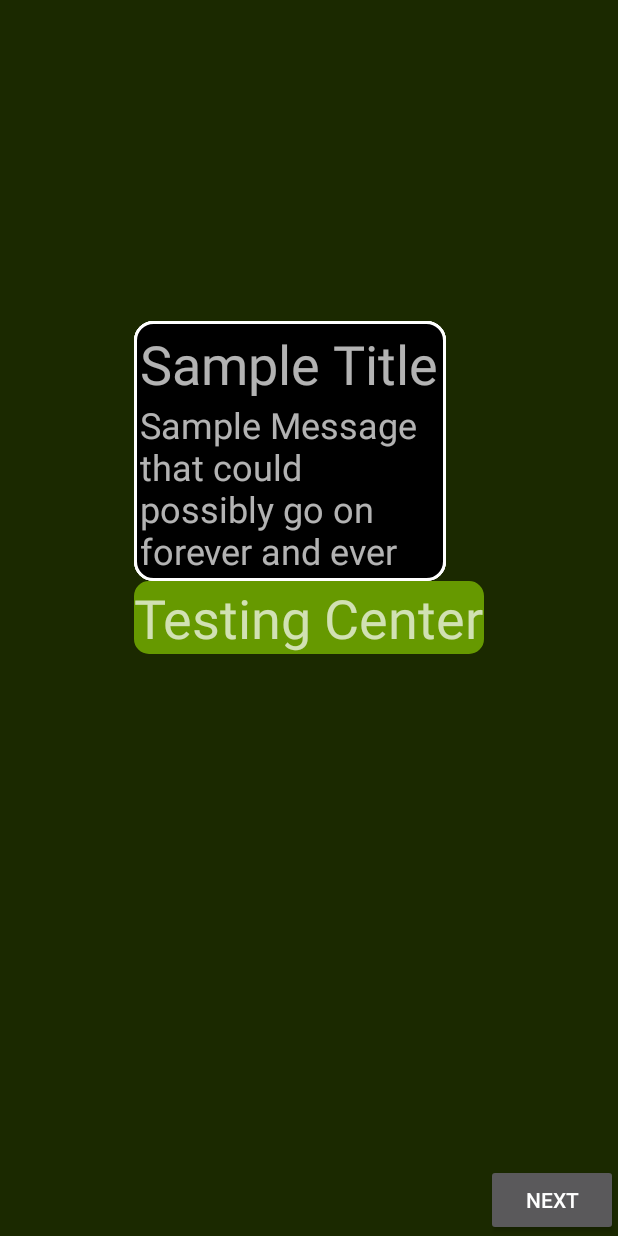
After one commit to Lowe5521/JunkDrawer, an Android app: the VersionTwoActivity screen opened directly, with no data from a screen before it, on a phone screen of 412 x 824 dp. The commit adds this screen. Run offline under Robolectric (Android 15) with nearby library versions, the phone set to English and light mode, and no system bars; our stand-ins replace ButterKnife.

Commit message:
- Let's try version two! - Married the idea of the helper and the overlay into a more simplistic format

```diff
--- a/app/src/main/AndroidManifest.xml
+++ b/app/src/main/AndroidManifest.xml
@@ -18,6 +18,7 @@
         <activity android:name=".activity.HelperPopupActivity" />
         <activity android:name=".activity.ScreenOverlayActivity" />
         <activity android:name=".activity.OverlayAndPopupActivity" />
+        <activity android:name=".version2.VersionTwoActivity" />
     </application>
 
 </manifest>
--- a/app/src/main/java/com/jonkoester/junkdrawer/ScreenOverlay.java
+++ b/app/src/main/java/com/jonkoester/junkdrawer/ScreenOverlay.java
@@ -18,7 +18,7 @@ import butterknife.ButterKnife;
 public class ScreenOverlay extends RelativeLayout {
 
     private ArrayList<View> viewList;
-    private RectF rect = new RectF();
+    private RectF rectF = new RectF();
     private Path clipPath = new Path();
 
     public ScreenOverlay(Context context) {
@@ -59,9 +59,9 @@ public class ScreenOverlay extends RelativeLayout {
             float y = v.getY();
             float x2 = v.getX() + v.getMeasuredWidth();
             float y2 = v.getY() + v.getMeasuredHeight();
-            rect.set(x, y, x2, y2);
+            rectF.set(x, y, x2, y2);
 
-            clipPath.addRoundRect(rect, 15f, 15f, Path.Direction.CW);
+            clipPath.addRoundRect(rectF, 15f, 15f, Path.Direction.CW);
             canvas.clipPath(clipPath, Region.Op.DIFFERENCE);
         }
     }
--- a/app/src/main/java/com/jonkoester/junkdrawer/activity/MainActivity.java
+++ b/app/src/main/java/com/jonkoester/junkdrawer/activity/MainActivity.java
@@ -6,6 +6,7 @@ import android.os.Bundle;
 import android.widget.Button;
 
 import com.jonkoester.junkdrawer.R;
+import com.jonkoester.junkdrawer.version2.VersionTwoActivity;
 
 import butterknife.BindView;
 import butterknife.ButterKnife;
@@ -19,9 +20,11 @@ public class MainActivity extends Activity {
     Button screenOverlayButton;
     @BindView(R.id.act_main_screen_overlay_screen_and_popups)
     Button overlayAndPopupButton;
+    @BindView(R.id.act_version_two_button)
+    Button versionTwoButton;
 
     private enum ActivityName {
-        OVERLAY_POPUP, OVERLAY_SCREEN, OVERLAY_SCREEN_AND_POPUP
+        OVERLAY_POPUP, OVERLAY_SCREEN, OVERLAY_SCREEN_AND_POPUP, VERSION_TWO
     }
 
     @Override
@@ -45,6 +48,10 @@ public class MainActivity extends Activity {
                 startActivity(new Intent(this, OverlayAndPopupActivity.class));
                 break;
 
+            case VERSION_TWO:
+                startActivity(new Intent(this, VersionTwoActivity.class));
+                break;
+
             default:
                 break;
         }
@@ -65,4 +72,9 @@ public class MainActivity extends Activity {
     void onOverlayAndPopupClick() {
         moveToScreen(ActivityName.OVERLAY_SCREEN_AND_POPUP);
     }
+
+    @OnClick(R.id.act_version_two_button)
+    void onVersionTwoClick() {
+        moveToScreen(ActivityName.VERSION_TWO);
+    }
 }
--- /dev/null
+++ b/app/src/main/java/com/jonkoester/junkdrawer/version2/VersionTwoActivity.java
@@ -0,0 +1,30 @@
+package com.jonkoester.junkdrawer.version2;
+
+import android.app.Activity;
+import android.os.Bundle;
+import android.view.ViewGroup;
+import android.widget.TextView;
+
+import com.jonkoester.junkdrawer.R;
+
+import butterknife.BindView;
+import butterknife.ButterKnife;
+
+public class VersionTwoActivity extends Activity {
+
+    @BindView(R.id.act_vTwo_tv1)
+    TextView textView1;
+
+    @Override
+    protected void onCreate(Bundle savedInstanceState) {
+        super.onCreate(savedInstanceState);
+        setContentView(R.layout.version_two_activity);
+        ButterKnife.bind(this);
+
+        doTheOverlayStuff();
+    }
+
+    private void doTheOverlayStuff() {
+        addContentView(new VersionTwoOverlay(this, textView1), new ViewGroup.LayoutParams(ViewGroup.LayoutParams.MATCH_PARENT, ViewGroup.LayoutParams.MATCH_PARENT));
+    }
+}
--- /dev/null
+++ b/app/src/main/java/com/jonkoester/junkdrawer/version2/VersionTwoHelper.java
@@ -0,0 +1,28 @@
+package com.jonkoester.junkdrawer.version2;
+
+import android.content.Context;
+import android.util.AttributeSet;
+import android.widget.LinearLayout;
+
+import com.jonkoester.junkdrawer.R;
+
+import butterknife.ButterKnife;
+
+public class VersionTwoHelper extends LinearLayout {
+
+    public VersionTwoHelper(Context context) {
+        this(context, null);
+    }
+
+    public VersionTwoHelper(Context context, AttributeSet attrs) {
+        this(context, attrs, 0);
+    }
+
+    public VersionTwoHelper(Context context, AttributeSet attrs, int defStyleAttr) {
+        super(context, attrs, defStyleAttr);
+
+        inflate(context, R.layout.version_two_helper, this);
+        setWillNotDraw(false);
+        ButterKnife.bind(this);
+    }
+}
--- /dev/null
+++ b/app/src/main/java/com/jonkoester/junkdrawer/version2/VersionTwoOverlay.java
@@ -0,0 +1,79 @@
+package com.jonkoester.junkdrawer.version2;
+
+import android.content.Context;
+import android.graphics.Canvas;
+import android.graphics.Path;
+import android.graphics.RectF;
+import android.graphics.Region;
+import android.util.AttributeSet;
+import android.view.View;
+import android.widget.RelativeLayout;
+
+import com.jonkoester.junkdrawer.R;
+
+import butterknife.ButterKnife;
+
+public class VersionTwoOverlay extends RelativeLayout {
+
+    private View view;
+    private RectF rectF = new RectF();
+    private Path clipPath = new Path();
+    private int[] windowPos;
+
+    // Casing the null as an AttributeSet seems really really dirty. I'll come back
+    // to this if the rest of my stuff works
+    public VersionTwoOverlay(Context context) {
+        this(context, (AttributeSet) null);
+    }
+
+    public VersionTwoOverlay(Context context, AttributeSet attrs) {
+        this(context, attrs, 0);
+    }
+
+    public VersionTwoOverlay(Context context, AttributeSet attrs, int defStyleAttr) {
+        super(context, attrs, defStyleAttr);
+
+        init(context);
+    }
+
+    private void init(Context context) {
+        inflate(context, R.layout.version_two_overlay, this);
+        ButterKnife.bind(this);
+    }
+
+    //region programmatic constructor for drawing the stuff
+
+    public VersionTwoOverlay(Context context, View view) {
+        super(context);
+
+        inflate(context, R.layout.version_two_overlay, this);
+        setWillNotDraw(false);
+        ButterKnife.bind(this);
+
+        this.view = view;
+    }
+
+    //endregion
+
+    @Override
+    protected void onDraw(Canvas canvas) {
+        super.onDraw(canvas);
+
+        unMaskView(canvas, view);
+
+        VersionTwoHelper versionTwoHelper = new VersionTwoHelper(getContext());
+        addView(versionTwoHelper);
+        versionTwoHelper.measure(LayoutParams.WRAP_CONTENT, LayoutParams.WRAP_CONTENT);
+        versionTwoHelper.setX(view.getX());
+        versionTwoHelper.setY(view.getY() - versionTwoHelper.getMeasuredHeight());
+    }
+
+    private void unMaskView(Canvas canvas, View view) {
+        if (view != null) {
+            view.measure(LayoutParams.WRAP_CONTENT, LayoutParams.WRAP_CONTENT);
+            rectF.set(view.getX(), view.getY(), view.getX() + view.getMeasuredWidth(), view.getY() + view.getMeasuredHeight());
+            clipPath.addRoundRect(rectF, 15f, 15f, Path.Direction.CW);
+            canvas.clipPath(clipPath, Region.Op.DIFFERENCE);
+        }
+    }
+}
--- a/app/src/main/res/layout/activity_main.xml
+++ b/app/src/main/res/layout/activity_main.xml
@@ -42,5 +42,11 @@
             android:layout_height="wrap_content"
             android:text="@string/overlay_screen_with_popups"/>
 
+        <Button
+            android:id="@+id/act_version_two_button"
+            android:layout_width="wrap_content"
+            android:layout_height="wrap_content"
+            android:text="Version Two Overlay"/>
+
     </LinearLayout>
 </FrameLayout>
--- /dev/null
+++ b/app/src/main/res/layout/version_two_activity.xml
@@ -0,0 +1,17 @@
+<?xml version="1.0" encoding="utf-8"?>
+<LinearLayout xmlns:android="http://schemas.android.com/apk/res/android"
+    android:id="@+id/vTwo_activity_container"
+    android:layout_width="match_parent"
+    android:layout_height="match_parent"
+    android:orientation="vertical"
+    android:gravity="center"
+    android:background="@android:color/holo_green_dark">
+
+    <TextView
+        android:id="@+id/act_vTwo_tv1"
+        android:layout_width="wrap_content"
+        android:layout_height="wrap_content"
+        android:text="Testing Center"
+        android:textSize="36sp"/>
+
+</LinearLayout>
--- /dev/null
+++ b/app/src/main/res/layout/version_two_helper.xml
@@ -0,0 +1,30 @@
+<?xml version="1.0" encoding="utf-8"?>
+<LinearLayout xmlns:android="http://schemas.android.com/apk/res/android"
+    xmlns:tools="http://schemas.android.com/tools"
+    android:id="@+id/version_two_helper_container"
+    android:layout_width="wrap_content"
+    android:layout_height="wrap_content"
+    android:background="@drawable/helper_popup_window"
+    android:orientation="vertical"
+    android:padding="4dp">
+
+    <TextView
+        android:id="@+id/vTwo_helper_title"
+        android:layout_width="wrap_content"
+        android:layout_height="wrap_content"
+        android:maxWidth="200dp"
+        android:text="Sample Title"
+        android:textSize="36sp"
+        tools:text="Helper Title" />
+
+    <TextView
+        android:id="@+id/vTwo_helper_message"
+        android:layout_width="wrap_content"
+        android:layout_height="wrap_content"
+        android:maxLines="4"
+        android:maxWidth="200dp"
+        android:text="Sample Message that could possibly go on forever and ever and ever and ever and ever if I let it do that, but we don't want to let it do that, now do we? I mean, how irresponsible, as a software developer, would that be? My QA team would have coniption fits. Is 'coniption' even a word? I highly doubt that is the way you spell it if it is a word. Well, I think that this text is sufficiently long enough now that I could test any silly stuff that I wanted to with it. Dangling participle."
+        android:textSize="24sp"
+        tools:text="Helper message" />
+
+</LinearLayout>
--- /dev/null
+++ b/app/src/main/res/layout/version_two_overlay.xml
@@ -0,0 +1,15 @@
+<?xml version="1.0" encoding="utf-8"?>
+<RelativeLayout xmlns:android="http://schemas.android.com/apk/res/android"
+    android:id="@+id/vTwo_overlay_container"
+    android:layout_width="match_parent"
+    android:layout_height="match_parent"
+    android:background="@color/trans_black">
+
+    <Button
+        android:layout_width="wrap_content"
+        android:layout_height="wrap_content"
+        android:layout_alignParentBottom="true"
+        android:layout_alignParentEnd="true"
+        android:text="Next" />
+
+</RelativeLayout>
--- a/app/src/main/res/values/colors.xml
+++ b/app/src/main/res/values/colors.xml
@@ -3,7 +3,8 @@
     <color name="colorPrimary">#3F51B5</color>
     <color name="colorPrimaryDark">#303F9F</color>
     <color name="colorAccent">#FF4081</color>
-    <color name="trans_gray">#88888888</color>
+    <color name="trans_gray">#BB888888</color>
+    <color name="trans_black">#BB000000</color>
     <color name="gray">#888888</color>
     <color name="transparent">#00000000</color>
     <color name="black">#FF000000</color>
```
